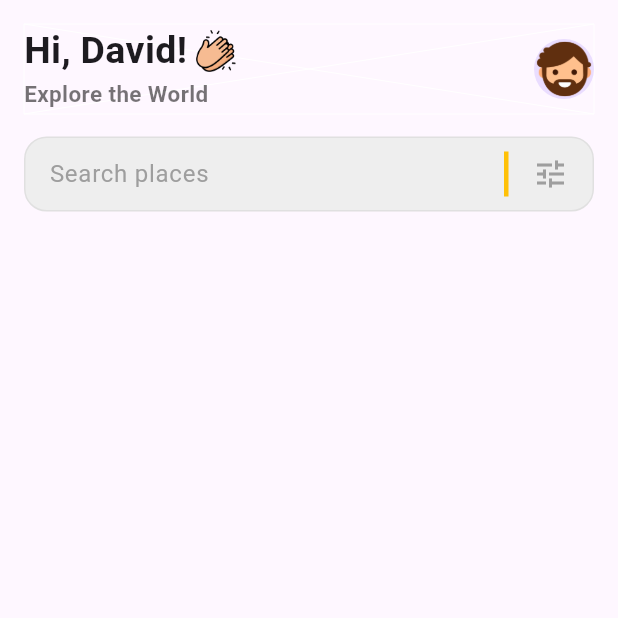
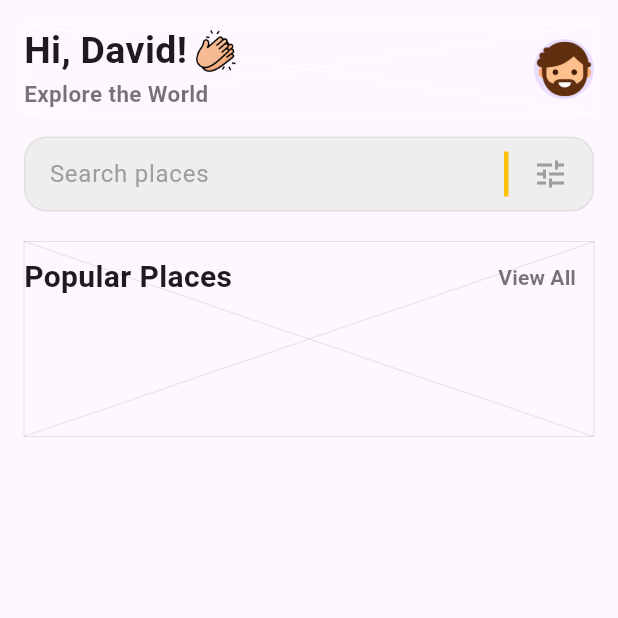
Before and after one commit to takiul-sumon/UI-Design-to-Code, a Flutter app: the screen it shows after launch, on a phone screen of 412 x 824 dp, the top half of it. Run offline on Flutter 3.47's test engine with Material 3 defaults, Android fonts, the phone set to English and light mode, and no system bars.

Commit message:
Main Part

```diff
--- a/lib/Home_page.dart
+++ b/lib/Home_page.dart
@@ -107,7 +107,42 @@ class _Home_PageState extends State<Home_Page> {
                   ),
                 ],
               ),
-            )
+            ),
+            SizedBox(
+              height: 20,
+            ),
+            Placeholder(
+                strokeWidth: .1,
+                fallbackHeight: 130,
+                fallbackWidth: double.infinity,
+                child: SizedBox(
+                  height: 300,
+                  width: double.infinity,
+                  child: Column(
+                    children: [
+                      Row(
+                        mainAxisAlignment: MainAxisAlignment.spaceBetween,
+                        children: [
+                          Text(
+                            'Popular Places',
+                            style: TextStyle(
+                              fontWeight: FontWeight.bold,
+                              fontSize: 20,
+                            ),
+                          ),
+                          TextButton(
+                              onPressed: () {},
+                              child: Text(
+                                "View All",
+                                style: TextStyle(
+                                    color: Colors.black54,
+                                    fontWeight: FontWeight.bold),
+                              ))
+                        ],
+                      )
+                    ],
+                  ),
+                )),
           ],
         ),
       ),
--- a/pubspec.yaml
+++ b/pubspec.yaml
@@ -84,6 +84,9 @@ flutter:
         # - asset: fonts/Schyler-Italic.ttf
         #   style: italic
         - asset: assets/fonts/Blues.ttf
+    - family: Urban
+      fonts:
+        - asset: assets/fonts/UrbaneRoughbold.ttf
   #   - family: Trajan Pro
   #     fonts:
   #       - asset: fonts/TrajanPro.ttf
```
Also changed, not shown: assets/fonts/UrbaneRoughbold.ttf (added).
